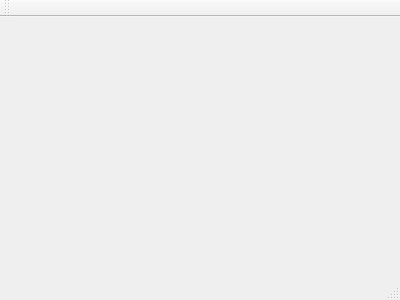
Old version of the form gittest/mainwindow.ui in the repository maedajun0107/gittest.
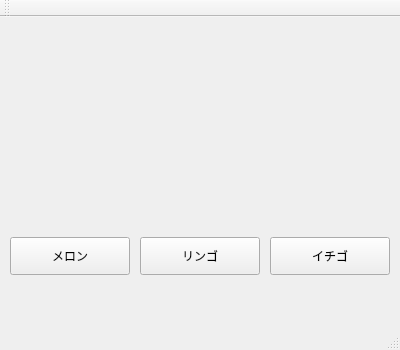
New version of the form.

Commit message: ボタンの作成

```diff
--- a/gittest/mainwindow.ui
+++ b/gittest/mainwindow.ui
@@ -1,24 +1,79 @@
 <ui version="4.0">
  <class>MainWindow</class>
- <widget class="QMainWindow" name="MainWindow" >
-  <property name="geometry" >
+ <widget class="QMainWindow" name="MainWindow">
+  <property name="geometry">
    <rect>
     <x>0</x>
     <y>0</y>
     <width>400</width>
-    <height>300</height>
+    <height>350</height>
    </rect>
   </property>
   <property name="windowTitle" >
    <string>MainWindow</string>
   </property>
-  <widget class="QMenuBar" name="menuBar" />
-  <widget class="QToolBar" name="mainToolBar" />
-  <widget class="QWidget" name="centralWidget" />
-  <widget class="QStatusBar" name="statusBar" />
+  <widget class="QWidget" name="centralWidget">
+   <widget class="QPushButton" name="pushButton">
+    <property name="geometry">
+     <rect>
+      <x>10</x>
+      <y>220</y>
+      <width>120</width>
+      <height>38</height>
+     </rect>
+    </property>
+    <property name="text">
+     <string>メロン</string>
+    </property>
+   </widget>
+   <widget class="QPushButton" name="pushButton_2">
+    <property name="geometry">
+     <rect>
+      <x>140</x>
+      <y>220</y>
+      <width>120</width>
+      <height>38</height>
+     </rect>
+    </property>
+    <property name="text">
+     <string>リンゴ</string>
+    </property>
+   </widget>
+   <widget class="QPushButton" name="pushButton_3">
+    <property name="geometry">
+     <rect>
+      <x>270</x>
+      <y>220</y>
+      <width>120</width>
+      <height>38</height>
+     </rect>
+    </property>
+    <property name="text">
+     <string>イチゴ</string>
+    </property>
+   </widget>
+  </widget>
+  <widget class="QMenuBar" name="menuBar">
+   <property name="geometry">
+    <rect>
+     <x>0</x>
+     <y>0</y>
+     <width>400</width>
+     <height>25</height>
+    </rect>
+   </property>
+  </widget>
+  <widget class="QToolBar" name="mainToolBar">
+   <attribute name="toolBarArea">
+    <enum>TopToolBarArea</enum>
+   </attribute>
+   <attribute name="toolBarBreak">
+    <bool>false</bool>
+   </attribute>
+  </widget>
+  <widget class="QStatusBar" name="statusBar"/>
  </widget>
- <layoutDefault spacing="6" margin="11" />
- <pixmapfunction></pixmapfunction>
+ <layoutdefault spacing="6" margin="11"/>
  <resources/>
  <connections/>
 </ui>
```
Left out of the diff: 3 changed lines with no effect on the pictures.
